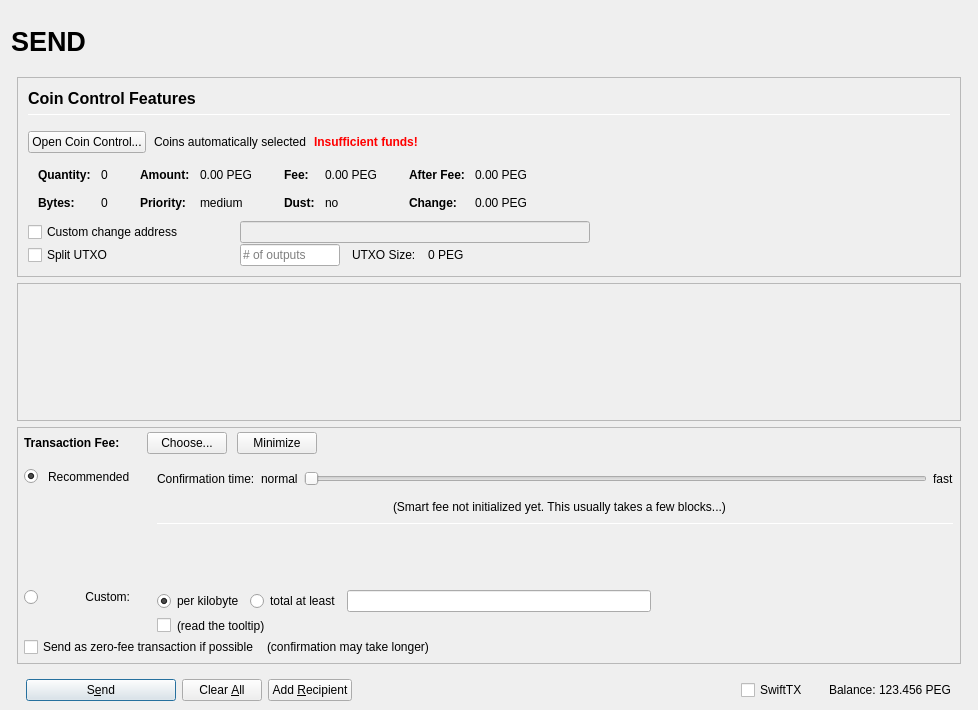
Before: the Qt Designer form src/qt/forms/sendcoinsdialog.ui in peg-dev/pegasus, drawn with Qt 5.
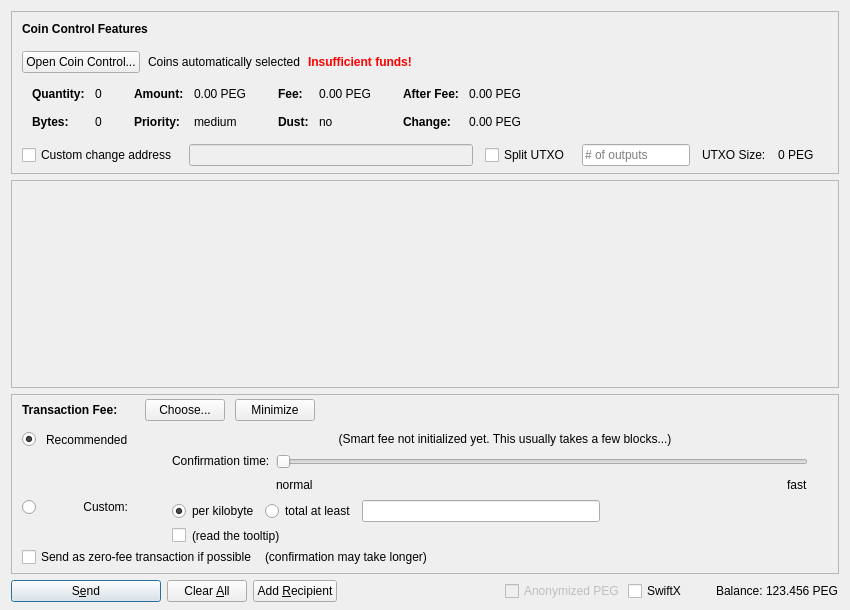
After: the same form once the commit is applied. Icons and pictures are not drawn. Custom widgets are drawn as their Qt base class.

Patch:
```diff
--- a/src/qt/forms/sendcoinsdialog.ui
+++ b/src/qt/forms/sendcoinsdialog.ui
@@ -2,155 +2,20 @@
 <ui version="4.0">
  <class>SendCoinsDialog</class>
  <widget class="QDialog" name="SendCoinsDialog">
-  <property name="enabled">
-   <bool>true</bool>
-  </property>
   <property name="geometry">
    <rect>
     <x>0</x>
     <y>0</y>
-    <width>978</width>
-    <height>710</height>
+    <width>850</width>
+    <height>610</height>
    </rect>
   </property>
   <property name="windowTitle">
    <string>Send Coins</string>
   </property>
-  <layout class="QVBoxLayout" name="verticalLayout" stretch="0">
+  <layout class="QVBoxLayout" name="verticalLayout" stretch="0,1,0,0">
    <property name="bottomMargin">
-    <number>9</number>
-   </property>
-   <item>
-    <layout class="QVBoxLayout" name="verticalLayout_Master" stretch="0,1">
-     <property name="spacing">
-      <number>0</number>
-     </property>
-     <property name="leftMargin">
-      <number>0</number>
-     </property>
-     <property name="topMargin">
-      <number>0</number>
-     </property>
-     <property name="rightMargin">
-      <number>0</number>
-     </property>
-     <property name="bottomMargin">
-      <number>0</number>
-     </property>
-     <item>
-      <widget class="QFrame" name="frame_Header">
-       <layout class="QVBoxLayout" name="verticalLayout_Header" stretch="0">
-        <property name="leftMargin">
-         <number>0</number>
-        </property>
-        <property name="topMargin">
-         <number>0</number>
-        </property>
-        <property name="rightMargin">
-         <number>0</number>
-        </property>
-        <property name="bottomMargin">
-         <number>0</number>
-        </property>
-        <item>
-         <layout class="QHBoxLayout" name="horizontalLayout_Header" stretch="1,0,1">
-          <property name="spacing">
-           <number>6</number>
-          </property>
-          <item>
-           <widget class="QLabel" name="labelOverviewHeaderLeft">
-            <property name="minimumSize">
-             <size>
-              <width>464</width>
-              <height>60</height>
-             </size>
-            </property>
-            <property name="maximumSize">
-             <size>
-              <width>16777215</width>
-              <height>60</height>
-             </size>
-            </property>
-            <property name="font">
-             <font>
-              <pointsize>20</pointsize>
-              <weight>75</weight>
-              <bold>true</bold>
-             </font>
-            </property>
-            <property name="text">
-             <string>SEND</string>
-            </property>
-            <property name="alignment">
-             <set>Qt::AlignLeading|Qt::AlignLeft|Qt::AlignVCenter</set>
-            </property>
-           </widget>
-          </item>
-          <item>
-           <spacer name="horizontalSpacer_Header">
-            <property name="orientation">
-             <enum>Qt::Horizontal</enum>
-            </property>
-            <property name="sizeHint" stdset="0">
-             <size>
-              <width>40</width>
-              <height>20</height>
-             </size>
-            </property>
-           </spacer>
-          </item>
-          <item>
-           <widget class="QLabel" name="labelOverviewHeaderRight">
-            <property name="minimumSize">
-             <size>
-              <width>464</width>
-              <height>60</height>
-             </size>
-            </property>
-            <property name="maximumSize">
-             <size>
-              <width>16777215</width>
-              <height>60</height>
-             </size>
-            </property>
-            <property name="font">
-             <font>
-              <pointsize>14</pointsize>
-             </font>
-            </property>
-            <property name="text">
-             <string/>
-            </property>
-            <property name="alignment">
-             <set>Qt::AlignRight|Qt::AlignTrailing|Qt::AlignVCenter</set>
-            </property>
-           </widget>
-          </item>
-         </layout>
-        </item>
-       </layout>
-      </widget>
-     </item>
-     <item>
-      <widget class="QFrame" name="frame_BG">
-       <property name="minimumSize">
-        <size>
-         <width>0</width>
-         <height>0</height>
-        </size>
-       </property>
-       <layout class="QVBoxLayout" name="layout_BG" stretch="0,0,0,0">
-        <property name="leftMargin">
-         <number>6</number>
-        </property>
-        <property name="topMargin">
-         <number>6</number>
-        </property>
-        <property name="rightMargin">
-         <number>6</number>
-        </property>
-        <property name="bottomMargin">
-         <number>0</number>
+    <number>8</number>
         </property>
         <item>
          <widget class="QFrame" name="frameCoinControl">
@@ -186,13 +51,12 @@
             <number>0</number>
            </property>
            <property name="bottomMargin">
-            <number>0</number>
+       <number>6</number>
            </property>
            <item>
-            <widget class="QFrame" name="frameCoinControl_BG">
-             <layout class="QVBoxLayout" name="verticalLayoutCoinControl" stretch="0,0,0,0,0,0">
+       <layout class="QVBoxLayout" name="verticalLayoutCoinControl" stretch="0,0,0,0,1">
               <property name="spacing">
-               <number>1</number>
+         <number>0</number>
               </property>
               <property name="leftMargin">
                <number>10</number>
@@ -206,11 +70,6 @@
                  <number>15</number>
                 </property>
                 <item>
-                 <layout class="QVBoxLayout" name="verticalLayout_3">
-                  <property name="spacing">
-                   <number>6</number>
-                  </property>
-                  <item>
                    <widget class="QLabel" name="labelCoinControlFeatures">
                     <property name="sizePolicy">
                      <sizepolicy hsizetype="Preferred" vsizetype="Maximum">
@@ -218,15 +77,8 @@
                       <verstretch>0</verstretch>
                      </sizepolicy>
                     </property>
-                    <property name="minimumSize">
-                     <size>
-                      <width>0</width>
-                      <height>20</height>
-                     </size>
-                    </property>
                     <property name="font">
                      <font>
-                      <pointsize>12</pointsize>
                       <weight>75</weight>
                       <bold>true</bold>
                      </font>
@@ -239,27 +91,6 @@
                     </property>
                    </widget>
                   </item>
-                  <item>
-                   <widget class="Line" name="line">
-                    <property name="minimumSize">
-                     <size>
-                      <width>0</width>
-                      <height>1</height>
-                     </size>
-                    </property>
-                    <property name="maximumSize">
-                     <size>
-                      <width>16777215</width>
-                      <height>1</height>
-                     </size>
-                    </property>
-                    <property name="orientation">
-                     <enum>Qt::Horizontal</enum>
-                    </property>
-                   </widget>
-                  </item>
-                 </layout>
-                </item>
                </layout>
               </item>
               <item>
@@ -697,7 +528,7 @@
                </widget>
               </item>
               <item>
-               <layout class="QHBoxLayout" name="horizontalLayoutCoinControl4">
+         <layout class="QHBoxLayout" name="horizontalLayoutCoinControl4" stretch="0,0,0,0,0,0,0">
                 <property name="spacing">
                  <number>12</number>
                 </property>
@@ -705,31 +536,13 @@
                  <enum>QLayout::SetDefaultConstraint</enum>
                 </property>
                 <property name="topMargin">
-                 <number>0</number>
+           <number>5</number>
                 </property>
                 <property name="rightMargin">
-                 <number>0</number>
+           <number>5</number>
                 </property>
                 <item>
                  <widget class="QCheckBox" name="checkBoxCoinControlChange">
-                  <property name="sizePolicy">
-                   <sizepolicy hsizetype="Preferred" vsizetype="Preferred">
-                    <horstretch>0</horstretch>
-                    <verstretch>0</verstretch>
-                   </sizepolicy>
-                  </property>
-                  <property name="minimumSize">
-                   <size>
-                    <width>200</width>
-                    <height>0</height>
-                   </size>
-                  </property>
-                  <property name="maximumSize">
-                   <size>
-                    <width>200</width>
-                    <height>16777215</height>
-                   </size>
-                  </property>
                   <property name="toolTip">
                    <string>If this is activated, but the change address is empty or invalid, change will be sent to a newly generated address.</string>
                   </property>
@@ -744,71 +557,15 @@
                    <bool>false</bool>
                   </property>
                   <property name="sizePolicy">
-                   <sizepolicy hsizetype="Preferred" vsizetype="Preferred">
+             <sizepolicy hsizetype="Expanding" vsizetype="Fixed">
                     <horstretch>0</horstretch>
                     <verstretch>0</verstretch>
                    </sizepolicy>
                   </property>
-                  <property name="minimumSize">
-                   <size>
-                    <width>300</width>
-                    <height>0</height>
-                   </size>
-                  </property>
-                 </widget>
-                </item>
-                <item>
-                 <widget class="QLabel" name="labelCoinControlChangeLabel">
-                  <property name="sizePolicy">
-                   <sizepolicy hsizetype="Preferred" vsizetype="Preferred">
-                    <horstretch>0</horstretch>
-                    <verstretch>0</verstretch>
-                   </sizepolicy>
-                  </property>
-                  <property name="minimumSize">
-                   <size>
-                    <width>100</width>
-                    <height>0</height>
-                   </size>
-                  </property>
-                  <property name="text">
-                   <string/>
-                  </property>
-                  <property name="margin">
-                   <number>3</number>
-                  </property>
-                 </widget>
-                </item>
-               </layout>
-              </item>
-              <item>
-               <layout class="QHBoxLayout" name="horizontalLayoutCoinControl6">
-                <property name="spacing">
-                 <number>12</number>
-                </property>
-                <property name="rightMargin">
-                 <number>0</number>
-                </property>
+           </widget>
+          </item>
                 <item>
                  <widget class="QCheckBox" name="splitBlockCheckBox">
-                  <property name="sizePolicy">
-                   <sizepolicy hsizetype="Preferred" vsizetype="Preferred">
-                    <horstretch>0</horstretch>
-                    <verstretch>0</verstretch>
-                   </sizepolicy>
-                  </property>
-                  <property name="minimumSize">
-                   <size>
-                    <width>200</width>
-                    <height>0</height>
-                   </size>
-                  </property>
-                  <property name="maximumSize">
-                   <size>
-                    <width>200</width>
-                    <height>16777215</height>
-                   </size>
-                  </property>
                   <property name="text">
                    <string>Split UTXO</string>
                   </property>
@@ -817,23 +574,11 @@
                 <item>
                  <widget class="QLineEdit" name="splitBlockLineEdit">
                   <property name="sizePolicy">
-                   <sizepolicy hsizetype="Preferred" vsizetype="Preferred">
+             <sizepolicy hsizetype="Fixed" vsizetype="Fixed">
                     <horstretch>50</horstretch>
                     <verstretch>0</verstretch>
                    </sizepolicy>
                   </property>
-                  <property name="minimumSize">
-                   <size>
-                    <width>100</width>
-                    <height>0</height>
-                   </size>
-                  </property>
-                  <property name="maximumSize">
-                   <size>
-                    <width>100</width>
-                    <height>16777215</height>
-                   </size>
-                  </property>
                   <property name="placeholderText">
                    <string># of outputs</string>
                   </property>
@@ -854,17 +599,26 @@
                  </widget>
                 </item>
                 <item>
-                 <spacer name="horizontalSpacer_7">
-                  <property name="orientation">
-                   <enum>Qt::Horizontal</enum>
-                  </property>
-                  <property name="sizeHint" stdset="0">
+           <widget class="QLabel" name="labelCoinControlChangeLabel">
+            <property name="sizePolicy">
+             <sizepolicy hsizetype="Preferred" vsizetype="Expanding">
+              <horstretch>0</horstretch>
+              <verstretch>0</verstretch>
+             </sizepolicy>
+            </property>
+            <property name="minimumSize">
                    <size>
-                    <width>40</width>
-                    <height>20</height>
-                   </size>
-                  </property>
-                 </spacer>
+              <width>0</width>
+              <height>0</height>
+             </size>
+            </property>
+            <property name="text">
+             <string/>
+            </property>
+            <property name="margin">
+             <number>3</number>
+            </property>
+           </widget>
                 </item>
                </layout>
               </item>
@@ -882,7 +636,6 @@
                </spacer>
               </item>
              </layout>
-            </widget>
            </item>
           </layout>
          </widget>
@@ -897,8 +650,8 @@
             <rect>
              <x>0</x>
              <y>0</y>
-             <width>944</width>
-             <height>73</height>
+        <width>830</width>
+        <height>113</height>
             </rect>
            </property>
            <layout class="QVBoxLayout" name="verticalLayout_2" stretch="0,1">
@@ -980,14 +733,11 @@
               <number>0</number>
              </property>
              <property name="leftMargin">
-              <number>6</number>
+         <number>10</number>
              </property>
              <property name="topMargin">
               <number>0</number>
              </property>
-             <property name="rightMargin">
-              <number>6</number>
-             </property>
              <item>
               <layout class="QHBoxLayout" name="horizontalLayoutFee1">
                <property name="bottomMargin">
@@ -1129,61 +879,7 @@
                   <property name="verticalSpacing">
                    <number>4</number>
                   </property>
-                  <item row="2" column="0">
-                   <layout class="QVBoxLayout" name="verticalLayoutFee4" stretch="0">
-                    <item>
-                     <spacer name="verticalSpacer_2">
-                      <property name="orientation">
-                       <enum>Qt::Vertical</enum>
-                      </property>
-                      <property name="sizeHint" stdset="0">
-                       <size>
-                        <width>1</width>
-                        <height>1</height>
-                       </size>
-                      </property>
-                     </spacer>
-                    </item>
-                   </layout>
-                  </item>
-                  <item row="3" column="0">
-                   <layout class="QVBoxLayout" name="verticalLayoutFee9" stretch="0,1">
-                    <item>
-                     <widget class="QRadioButton" name="radioCustomFee">
-                      <property name="text">
-                       <string/>
-                      </property>
-                      <attribute name="buttonGroup">
-                       <string notr="true">groupFee</string>
-                      </attribute>
-                     </widget>
-                    </item>
-                    <item>
-                     <spacer name="verticalSpacer_6">
-                      <property name="orientation">
-                       <enum>Qt::Vertical</enum>
-                      </property>
-                      <property name="sizeHint" stdset="0">
-                       <size>
-                        <width>1</width>
-                        <height>1</height>
-                       </size>
-                      </property>
-                     </spacer>
-                    </item>
-                   </layout>
-                  </item>
-                  <item row="3" column="1">
-                   <widget class="QLabel" name="labelCustomFee">
-                    <property name="text">
-                     <string>Custom:</string>
-                    </property>
-                    <property name="alignment">
-                     <set>Qt::AlignRight|Qt::AlignTop|Qt::AlignTrailing</set>
-                    </property>
-                   </widget>
-                  </item>
-                  <item row="3" column="4">
+             <item row="2" column="4">
                    <layout class="QVBoxLayout" name="verticalLayoutFee8">
                     <property name="spacing">
                      <number>6</number>
@@ -1282,27 +978,80 @@
                     </item>
                    </layout>
                   </item>
-                  <item row="1" column="1">
-                   <widget class="QLabel" name="labelSmartFee_2">
+             <item row="1" column="0">
+              <layout class="QVBoxLayout" name="verticalLayoutFee4" stretch="1">
+               <item>
+                <spacer name="verticalSpacer_2">
+                 <property name="orientation">
+                  <enum>Qt::Vertical</enum>
+                 </property>
+                 <property name="sizeHint" stdset="0">
+                  <size>
+                   <width>1</width>
+                   <height>1</height>
+                  </size>
+                 </property>
+                </spacer>
+               </item>
+              </layout>
+             </item>
+             <item row="2" column="0">
+              <layout class="QVBoxLayout" name="verticalLayoutFee9" stretch="0,1">
+               <item>
+                <widget class="QRadioButton" name="radioCustomFee">
                     <property name="text">
-                     <string>Recommended</string>
-                    </property>
-                   </widget>
-                  </item>
-                  <item row="0" column="4" rowspan="3">
-                   <layout class="QVBoxLayout" name="verticalLayoutFee3" stretch="0,0,0,0,1,0">
+                  <string/>
+                 </property>
+                 <attribute name="buttonGroup">
+                  <string notr="true">groupFee</string>
+                 </attribute>
+                </widget>
+               </item>
+               <item>
+                <spacer name="verticalSpacer_6">
+                 <property name="orientation">
+                  <enum>Qt::Vertical</enum>
+                 </property>
+                 <property name="sizeHint" stdset="0">
+                  <size>
+                   <width>1</width>
+                   <height>1</height>
+                  </size>
+                 </property>
+                </spacer>
+               </item>
+              </layout>
+             </item>
+             <item row="1" column="4">
+              <layout class="QVBoxLayout" name="verticalLayoutFee3" stretch="0,0,1">
                     <property name="spacing">
                      <number>6</number>
                     </property>
                     <property name="topMargin">
                      <number>2</number>
                     </property>
-                    <property name="bottomMargin">
-                     <number>20</number>
-                    </property>
+               <item>
+                <layout class="QHBoxLayout" name="horizontalLayoutFee12">
+                 <item>
+                  <spacer name="horizontalSpacer_5">
+                   <property name="orientation">
+                    <enum>Qt::Horizontal</enum>
+                   </property>
+                   <property name="sizeHint" stdset="0">
+                    <size>
+                     <width>1</width>
+                     <height>1</height>
+                    </size>
+                   </property>
+                  </spacer>
+                 </item>
+                </layout>
+               </item>
                     <item>
                      <layout class="QHBoxLayout" name="horizontalLayoutFee9">
                       <item>
+                  <layout class="QVBoxLayout" name="verticalLayoutFee6">
+                   <item>
                        <widget class="QLabel" name="labelSmartFee3">
                         <property name="text">
                          <string>Confirmation time:</string>
@@ -1313,23 +1062,27 @@
                        </widget>
                       </item>
                       <item>
-                       <widget class="QLabel" name="labelSmartFeeNormal">
-                        <property name="text">
-                         <string>normal</string>
-                        </property>
-                        <property name="margin">
-                         <number>2</number>
-                        </property>
-                       </widget>
-                      </item>
+                    <spacer name="verticalSpacer_3">
+                     <property name="orientation">
+                      <enum>Qt::Vertical</enum>
+                     </property>
+                     <property name="sizeHint" stdset="0">
+                      <size>
+                       <width>1</width>
+                       <height>1</height>
+                      </size>
+                     </property>
+                    </spacer>
+                   </item>
+                  </layout>
+                 </item>
+                 <item>
+                  <layout class="QVBoxLayout" name="verticalLayoutFee5">
+                   <property name="rightMargin">
+                    <number>30</number>
+                   </property>
                       <item>
                        <widget class="QSlider" name="sliderSmartFee">
-                        <property name="minimumSize">
-                         <size>
-                          <width>0</width>
-                          <height>24</height>
-                         </size>
-                        </property>
                         <property name="minimum">
                          <number>0</number>
                         </property>
@@ -1357,6 +1110,28 @@
                        </widget>
                       </item>
                       <item>
+                    <layout class="QHBoxLayout" name="horizontalLayoutFee10">
+                     <item>
+                      <widget class="QLabel" name="labelSmartFeeNormal">
+                       <property name="text">
+                        <string>normal</string>
+                       </property>
+                      </widget>
+                     </item>
+                     <item>
+                      <spacer name="horizontalSpacer_3">
+                       <property name="orientation">
+                        <enum>Qt::Horizontal</enum>
+                       </property>
+                       <property name="sizeHint" stdset="0">
+                        <size>
+                         <width>40</width>
+                         <height>20</height>
+                        </size>
+                       </property>
+                      </spacer>
+                     </item>
+                     <item>
                        <widget class="QLabel" name="labelSmartFeeFast">
                         <property name="text">
                          <string>fast</string>
@@ -1365,148 +1140,81 @@
                       </item>
                      </layout>
                     </item>
+                  </layout>
+                 </item>
+                </layout>
+               </item>
                     <item>
-                     <layout class="QHBoxLayout" name="horizontalLayout_recommended_texts">
-                      <property name="spacing">
-                       <number>0</number>
-                      </property>
-                      <item>
-                       <spacer name="horizontalSpacer_8">
+                <spacer name="verticalSpacer_4">
                         <property name="orientation">
-                         <enum>Qt::Horizontal</enum>
+                  <enum>Qt::Vertical</enum>
                         </property>
                         <property name="sizeHint" stdset="0">
                          <size>
-                          <width>40</width>
-                          <height>20</height>
+                   <width>1</width>
+                   <height>1</height>
                          </size>
                         </property>
                        </spacer>
                       </item>
-                      <item>
+              </layout>
+             </item>
+             <item row="0" column="1">
+              <widget class="QLabel" name="labelSmartFee_2">
+               <property name="text">
+                <string>Recommended</string>
+               </property>
+              </widget>
+             </item>
+             <item row="0" column="0">
+              <widget class="QRadioButton" name="radioSmartFee">
+               <property name="text">
+                <string/>
+               </property>
+               <property name="checked">
+                <bool>true</bool>
+               </property>
+               <attribute name="buttonGroup">
+                <string notr="true">groupFee</string>
+               </attribute>
+              </widget>
+             </item>
+             <item row="2" column="1">
+              <widget class="QLabel" name="labelCustomFee">
+               <property name="text">
+                <string>Custom:</string>
+               </property>
+               <property name="alignment">
+                <set>Qt::AlignRight|Qt::AlignTop|Qt::AlignTrailing</set>
+               </property>
+              </widget>
+             </item>
+             <item row="0" column="2">
+              <widget class="QLabel" name="labelSmartFee">
+               <property name="text">
+                <string/>
+               </property>
+               <property name="margin">
+                <number>2</number>
+               </property>
+              </widget>
+             </item>
+             <item row="0" column="3">
                        <widget class="QLabel" name="labelFeeEstimation">
                         <property name="text">
                          <string/>
                         </property>
-                        <property name="margin">
-                         <number>2</number>
-                        </property>
-                       </widget>
-                      </item>
-                      <item>
+              </widget>
+             </item>
+             <item row="0" column="4">
                        <widget class="QLabel" name="labelSmartFee2">
                         <property name="text">
                          <string>(Smart fee not initialized yet. This usually takes a few blocks...)</string>
                         </property>
                         <property name="alignment">
-                         <set>Qt::AlignLeading|Qt::AlignLeft|Qt::AlignVCenter</set>
+                <set>Qt::AlignHCenter</set>
                         </property>
                         <property name="wordWrap">
-                         <bool>false</bool>
-                        </property>
-                        <property name="margin">
-                         <number>2</number>
-                        </property>
-                        <property name="indent">
-                         <number>-1</number>
-                        </property>
-                       </widget>
-                      </item>
-                      <item>
-                       <spacer name="horizontalSpacer_3">
-                        <property name="orientation">
-                         <enum>Qt::Horizontal</enum>
-                        </property>
-                        <property name="sizeHint" stdset="0">
-                         <size>
-                          <width>40</width>
-                          <height>20</height>
-                         </size>
-                        </property>
-                       </spacer>
-                      </item>
-                     </layout>
-                    </item>
-                    <item>
-                     <widget class="Line" name="line_2">
-                      <property name="minimumSize">
-                       <size>
-                        <width>0</width>
-                        <height>1</height>
-                       </size>
-                      </property>
-                      <property name="maximumSize">
-                       <size>
-                        <width>16777215</width>
-                        <height>1</height>
-                       </size>
-                      </property>
-                      <property name="orientation">
-                       <enum>Qt::Horizontal</enum>
-                      </property>
-                     </widget>
-                    </item>
-                    <item>
-                     <layout class="QHBoxLayout" name="horizontalLayoutFee12">
-                      <item>
-                       <spacer name="horizontalSpacer_5">
-                        <property name="orientation">
-                         <enum>Qt::Horizontal</enum>
-                        </property>
-                        <property name="sizeHint" stdset="0">
-                         <size>
-                          <width>1</width>
-                          <height>1</height>
-                         </size>
-                        </property>
-                       </spacer>
-                      </item>
-                     </layout>
-                    </item>
-                    <item>
-                     <spacer name="verticalSpacer_4">
-                      <property name="orientation">
-                       <enum>Qt::Vertical</enum>
-                      </property>
-                      <property name="sizeHint" stdset="0">
-                       <size>
-                        <width>1</width>
-                        <height>1</height>
-                       </size>
-                      </property>
-                     </spacer>
-                    </item>
-                    <item>
-                     <spacer name="verticalSpacer_3">
-                      <property name="orientation">
-                       <enum>Qt::Vertical</enum>
-                      </property>
-                      <property name="sizeHint" stdset="0">
-                       <size>
-                        <width>20</width>
-                        <height>40</height>
-                       </size>
-                      </property>
-                     </spacer>
-                    </item>
-                   </layout>
-                  </item>
-                  <item row="1" column="2">
-                   <widget class="QLabel" name="labelSmartFee">
-                    <property name="text">
-                     <string/>
-                    </property>
-                    <property name="margin">
-                     <number>2</number>
-                    </property>
-                   </widget>
-                  </item>
-                  <item row="1" column="0">
-                   <widget class="QRadioButton" name="radioSmartFee">
-                    <property name="text">
-                     <string/>
-                    </property>
-                    <property name="checked">
                      <bool>true</bool>
                     </property>
                     <attribute name="buttonGroup">
@@ -1591,11 +1299,7 @@
          </widget>
         </item>
         <item>
-         <widget class="QFrame" name="frame_Send">
           <layout class="QHBoxLayout" name="horizontalLayout">
-           <property name="bottomMargin">
-            <number>0</number>
-           </property>
            <item>
             <widget class="QPushButton" name="sendButton">
              <property name="minimumSize">
@@ -1680,6 +1384,16 @@
              <property name="spacing">
               <number>3</number>
              </property>
+       <item>
+        <widget class="QCheckBox" name="checkzPEG">
+         <property name="enabled">
+          <bool>false</bool>
+         </property>
+         <property name="text">
+          <string>Anonymized PEG</string>
+         </property>
+        </widget>
+       </item>
              <item>
               <widget class="QCheckBox" name="checkSwiftTX">
                <property name="enabled">
@@ -1692,7 +1406,7 @@
                 </size>
                </property>
                <property name="text">
-                <string>SwiftTX</string>
+          <string>SwiftX</string>
                </property>
               </widget>
              </item>
@@ -1723,12 +1437,6 @@
               </widget>
              </item>
             </layout>
-           </item>
-          </layout>
-         </widget>
-        </item>
-       </layout>
-      </widget>
      </item>
     </layout>
    </item>
```
Left out of the diff: 6 changed lines with no effect on the pictures. Lines whose indentation alone changed are shown as unchanged.
